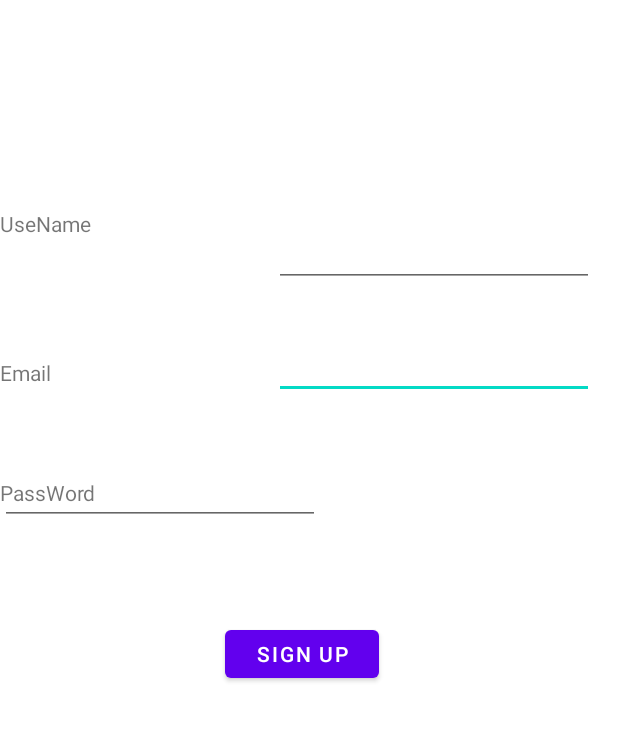
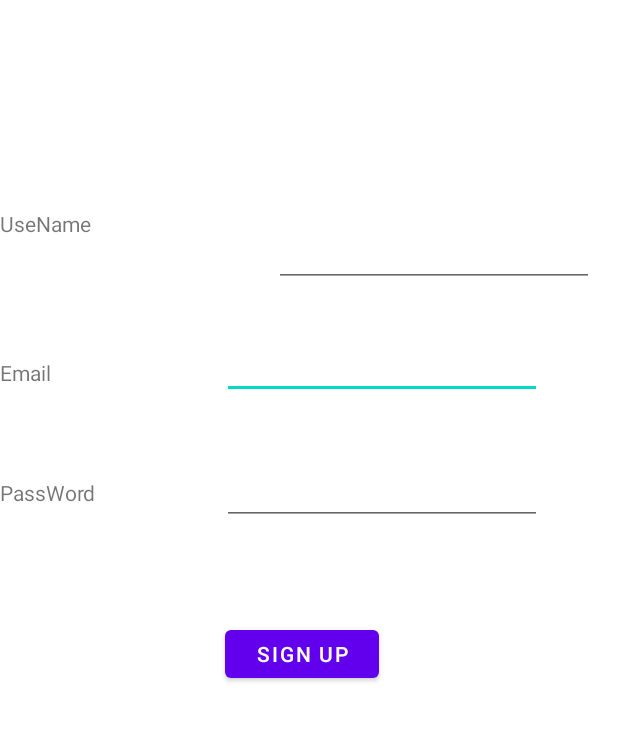
Before and after one commit to iqrasarwar/MobileComputingPractice, an Android app: the screen it shows after launch (MainActivity), on a phone screen of 412 x 824 dp, the part 96-838 px from its top. Run offline under Robolectric (Android 15) with nearby library versions, the phone set to English and light mode, and no system bars.

Commit message:
constraint fix

```diff
--- a/app/src/main/res/layout/activity_main.xml
+++ b/app/src/main/res/layout/activity_main.xml
@@ -33,6 +33,7 @@ matchparent if both height and width are match parent it will occupy the whole s
         android:id="@+id/editTextTextEmailAddress2"
         android:layout_width="wrap_content"
         android:layout_height="wrap_content"
+        android:layout_marginStart="79dp"
         android:layout_marginTop="1dp"
         android:layout_marginEnd="16dp"
         android:layout_marginBottom="19dp"
@@ -40,19 +41,23 @@ matchparent if both height and width are match parent it will occupy the whole s
         android:inputType="textEmailAddress"
         app:layout_constraintBottom_toTopOf="@+id/editTextTextEmailAddress3"
         app:layout_constraintEnd_toEndOf="parent"
+        app:layout_constraintStart_toEndOf="@+id/textView2"
         app:layout_constraintTop_toBottomOf="@+id/editTextTextEmailAddress" />
 
     <EditText
         android:id="@+id/editTextTextEmailAddress3"
         android:layout_width="wrap_content"
         android:layout_height="wrap_content"
+        android:layout_marginStart="49dp"
         android:layout_marginTop="19dp"
+        android:layout_marginEnd="16dp"
         android:layout_marginBottom="32dp"
         android:ems="10"
         android:inputType="textEmailAddress"
         app:layout_constraintBottom_toTopOf="@+id/signup"
-        app:layout_constraintTop_toBottomOf="@+id/editTextTextEmailAddress2"
-        tools:layout_editor_absoluteX="185dp" />
+        app:layout_constraintEnd_toEndOf="parent"
+        app:layout_constraintStart_toEndOf="@+id/textView3"
+        app:layout_constraintTop_toBottomOf="@+id/editTextTextEmailAddress2" />
 
     <Button
         android:id="@+id/signup"
```
